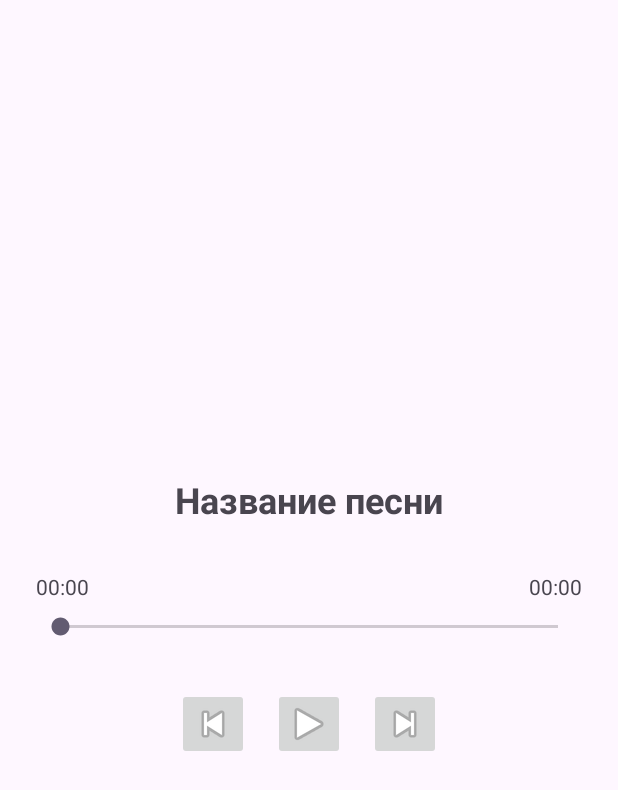
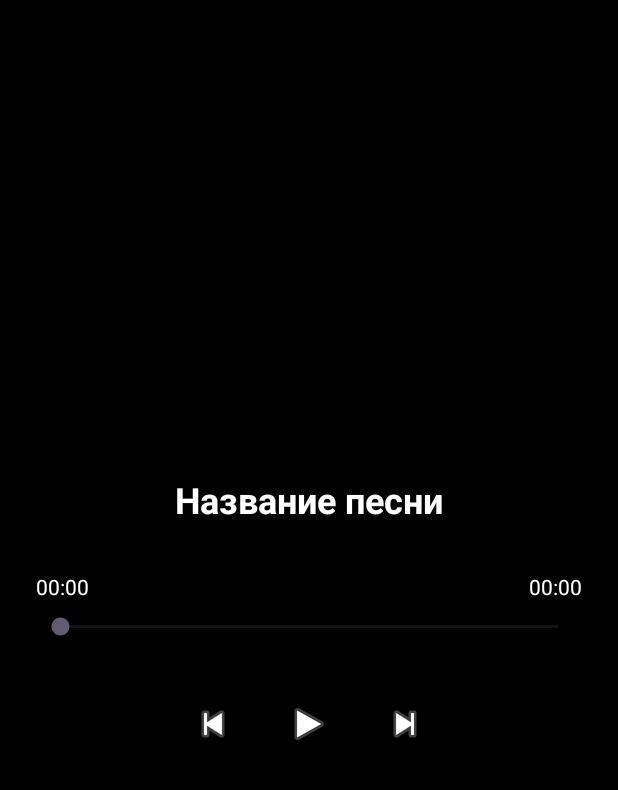
Before and after one commit to SansAC2206/music, an Android app: the PlayerActivity screen opened directly, with no data from a screen before it, on a phone screen of 412 x 824 dp. Shown: the top 790 px of the screen. Run offline under Robolectric (Android 15) with nearby library versions, the phone set to English and light mode, and no system bars; 6 statements that could not run were skipped.

Commit message:
Visual update

```diff
--- a/app/src/main/res/layout/activity_player.xml
+++ b/app/src/main/res/layout/activity_player.xml
@@ -50,7 +50,8 @@
             android:id="@+id/prevButton"
             android:layout_width="48dp"
             android:layout_height="48dp"
-            android:src="@android:drawable/ic_media_previous"/>
+            android:src="@android:drawable/ic_media_previous"
+            android:backgroundTint="@color/black"/>
 
         <ImageButton
             android:id="@+id/playPauseButton"
@@ -58,12 +59,14 @@
             android:layout_height="48dp"
             android:layout_marginLeft="16dp"
             android:layout_marginRight="16dp"
-            android:src="@android:drawable/ic_media_play"/>
+            android:src="@android:drawable/ic_media_play"
+            android:backgroundTint="@color/black"/>
 
         <ImageButton
             android:id="@+id/nextButton"
             android:layout_width="48dp"
             android:layout_height="48dp"
-            android:src="@android:drawable/ic_media_next"/>
+            android:src="@android:drawable/ic_media_next"
+            android:backgroundTint="@color/black"/>
     </LinearLayout>
 </LinearLayout>
--- a/app/src/main/res/layout/activity_reg.xml
+++ b/app/src/main/res/layout/activity_reg.xml
@@ -5,8 +5,7 @@
     android:id="@+id/main"
     android:layout_width="match_parent"
     android:layout_height="match_parent"
-    tools:context=".RegActivity"
-    android:background="@color/black">
+    tools:context=".RegActivity">
 
     <TextView
         android:id="@+id/textViewRegistration"
@@ -19,7 +18,6 @@
         app:layout_constraintLeft_toLeftOf="parent"
         app:layout_constraintRight_toRightOf="parent"
         app:layout_constraintTop_toTopOf="parent"
-        android:textColor="@color/white"
         />
     <ImageButton
         android:id="@+id/RegBtnBack"
@@ -44,7 +42,6 @@
         app:layout_constraintLeft_toLeftOf="parent"
         android:layout_marginLeft="56dp"
         android:layout_marginTop="30dp"
-        android:textColor="@color/white"
         />
     <EditText
         android:id="@+id/editTextNickReg"
--- a/app/src/main/res/values/themes.xml
+++ b/app/src/main/res/values/themes.xml
@@ -1,9 +1,18 @@
 <resources xmlns:tools="http://schemas.android.com/tools">
     <!-- Base application theme. -->
     <style name="Base.Theme.Music" parent="Theme.Material3.DayNight.NoActionBar">
+        <item name="android:colorBackground">@color/black</item>
+        <item name="android:textColor">@color/white</item>
+        <item name="android:textColorHint">@color/white</item>
+        <item name="background">@color/gray</item>
         <!-- Customize your light theme here. -->
         <!-- <item name="colorPrimary">@color/my_light_primary</item> -->
     </style>
 
+    <style name="GrayButtonStyle">
+        <item name="android:textColor">@color/black</item>
+        <item name="backgroundTint">@color/darkgray</item>
+    </style>
+
     <style name="Theme.Music" parent="Base.Theme.Music" />
 </resources>
```
Also changed, not shown: app/src/main/res/layout/activity_auth.xml (+4 -8 lines).
